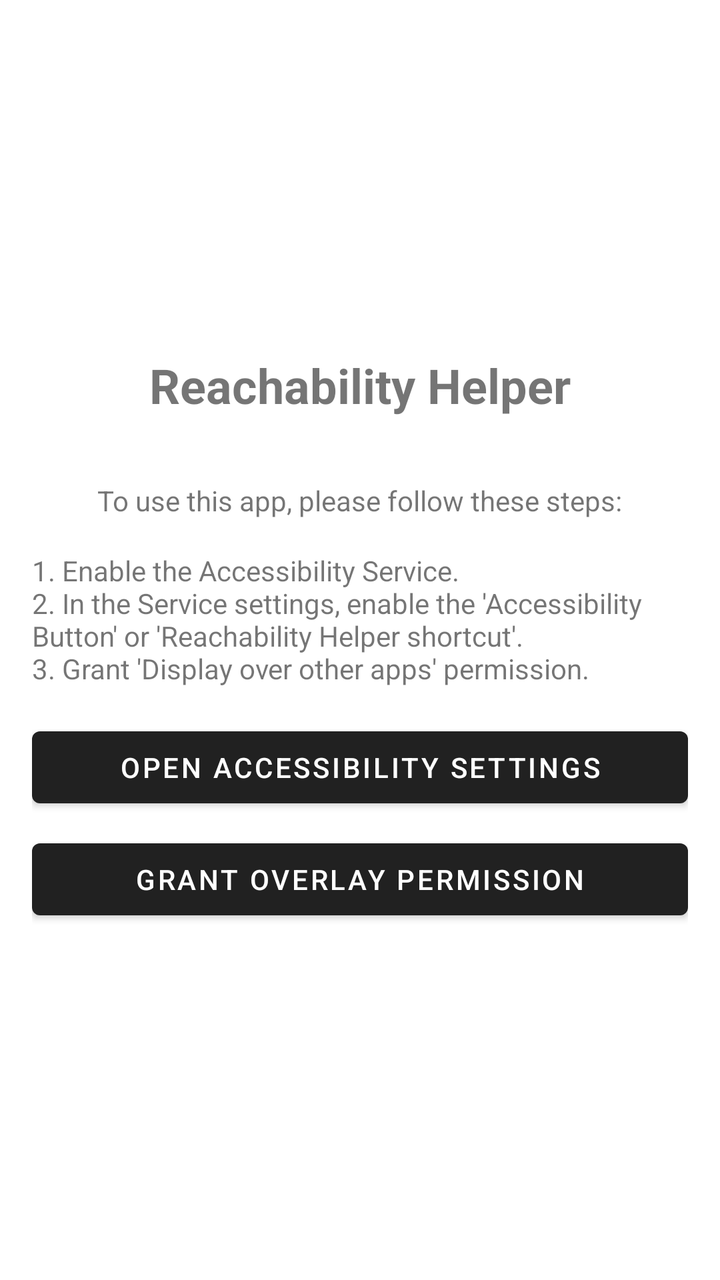
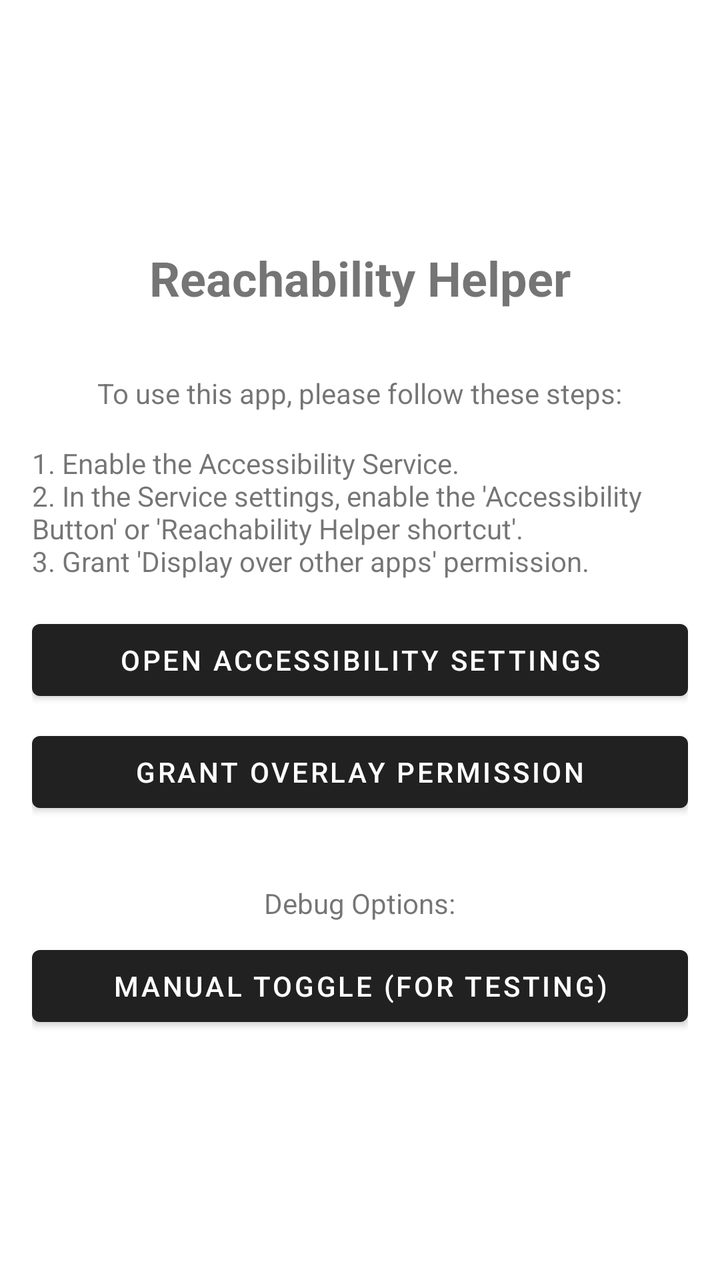

The first picture is an Android layout as it rendered before a commit; the second is the same layout after the commit. The layout source and the unified diff follow.
<!-- AndroidManifest.xml: application theme Theme.ReachabilityHelper -->
<!-- res/layout/activity_main.xml -->
<?xml version="1.0" encoding="utf-8"?>
<LinearLayout xmlns:android="http://schemas.android.com/apk/res/android"
    android:layout_width="match_parent"
    android:layout_height="match_parent"
    android:orientation="vertical"
    android:padding="16dp"
    android:gravity="center">

    <TextView
        android:layout_width="wrap_content"
        android:layout_height="wrap_content"
        android:text="Reachability Helper"
        android:textSize="24sp"
        android:textStyle="bold"
        android:layout_marginBottom="32dp"/>

    <TextView
        android:layout_width="wrap_content"
        android:layout_height="wrap_content"
        android:text="To use this app, please follow these steps:"
        android:layout_marginBottom="16dp"
        android:textAlignment="center"/>

    <TextView
        android:layout_width="wrap_content"
        android:layout_height="wrap_content"
        android:text="1. Enable the Accessibility Service.\n2. In the Service settings, enable the 'Accessibility Button' or 'Reachability Helper shortcut'.\n3. Grant 'Display over other apps' permission."
        android:layout_marginBottom="16dp"
        android:textAlignment="viewStart"/>

    <Button
        android:id="@+id/btn_accessibility_settings"
        android:layout_width="match_parent"
        android:layout_height="wrap_content"
        android:text="Open Accessibility Settings"
        android:layout_marginBottom="8dp"/>

    <Button
        android:id="@+id/btn_overlay_settings"
        android:layout_width="match_parent"
        android:layout_height="wrap_content"
        android:text="Grant Overlay Permission"/>

</LinearLayout>
<!-- resources referenced by this layout -->
<resources>
  <style name="Theme.ReachabilityHelper" parent="Theme.MaterialComponents.DayNight.DarkActionBar" />
</resources>

<!-- the commit's change to res/layout/activity_main.xml (unified diff, before → after) -->
@@ -39,6 +39,19 @@
         android:id="@+id/btn_overlay_settings"
         android:layout_width="match_parent"
         android:layout_height="wrap_content"
-        android:text="Grant Overlay Permission"/>
+        android:text="Grant Overlay Permission"
+        android:layout_marginBottom="32dp"/>
+
+    <TextView
+        android:layout_width="wrap_content"
+        android:layout_height="wrap_content"
+        android:text="Debug Options:"
+        android:layout_marginBottom="8dp"/>
+
+    <Button
+        android:id="@+id/btn_toggle_service"
+        android:layout_width="match_parent"
+        android:layout_height="wrap_content"
+        android:text="Manual Toggle (for testing)"/>
 
 </LinearLayout>
